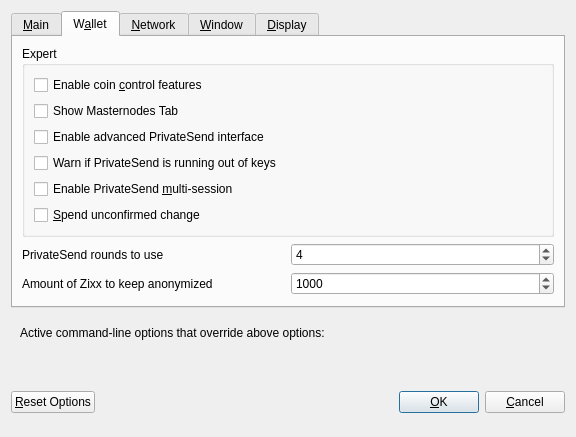
Old version of the form src/qt/forms/optionsdialog.ui in the repository zixxcrypto/zixxcore.
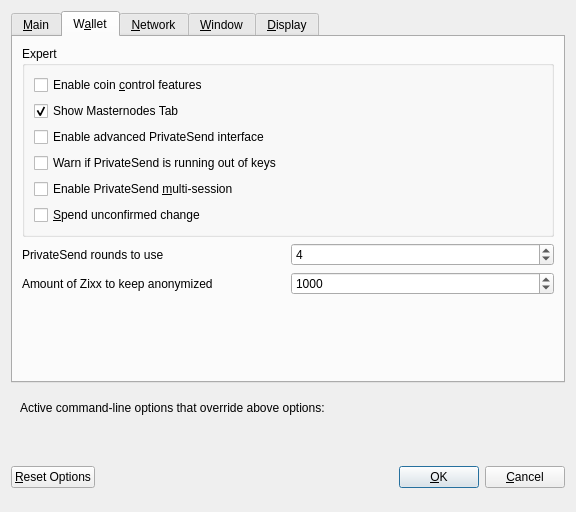
New version of the form. The open tabs and pages were chosen to show the change. Custom widgets are drawn as their Qt base class.

Diff of the .ui file:
```diff
--- a/src/qt/forms/optionsdialog.ui
+++ b/src/qt/forms/optionsdialog.ui
@@ -7,7 +7,7 @@
     <x>0</x>
     <y>0</y>
     <width>576</width>
-    <height>402</height>
+    <height>512</height>
    </rect>
   </property>
   <property name="windowTitle">
@@ -161,6 +161,9 @@
             <property name="text">
              <string>Show Masternodes Tab</string>
             </property>
+            <property name="checked">
+             <bool>true</bool>
+            </property>
            </widget>
           </item>
           <item>
```
Left out of the diff: 2 changed lines with no effect on the pictures.
